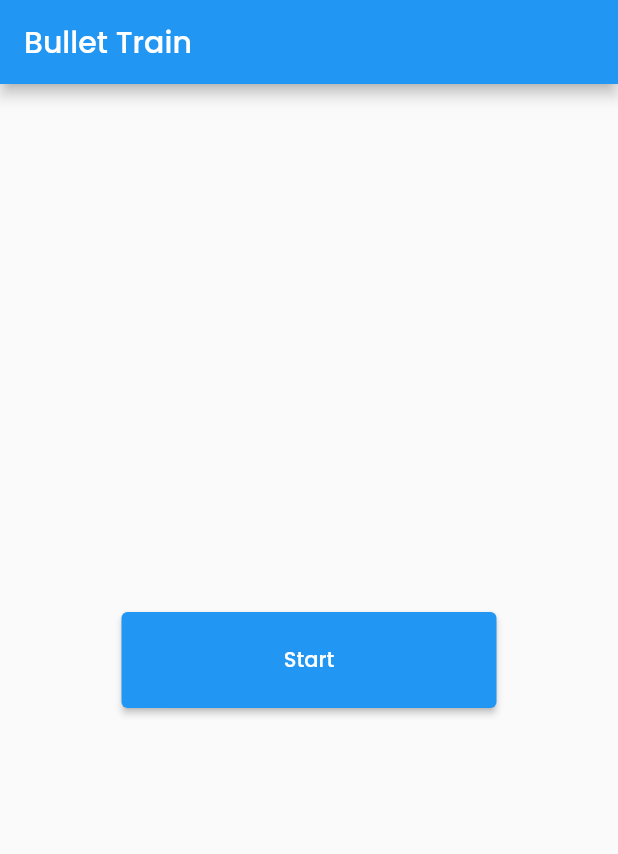
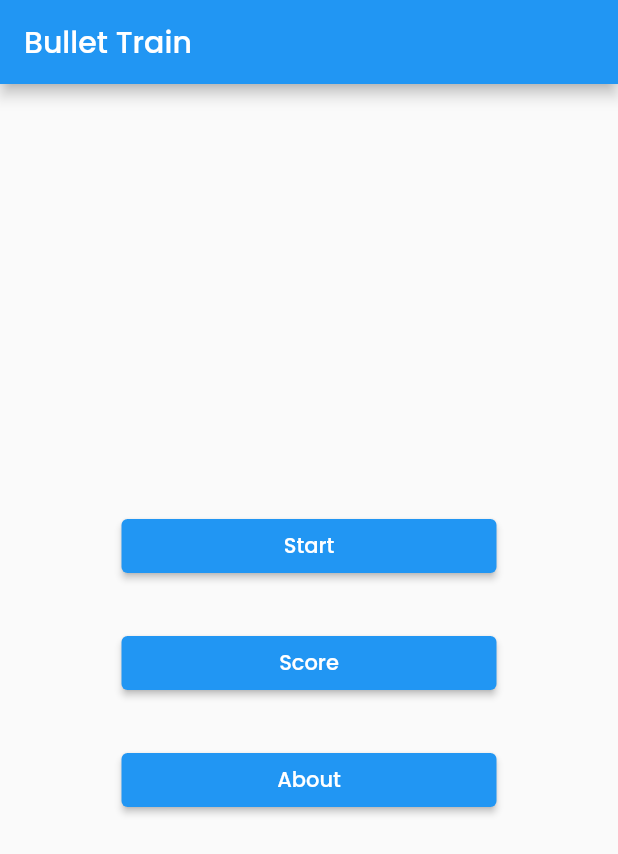
Before and after one commit to sncf-connect-tech/bullet_train, a Flutter app: the screen it shows after launch, on a phone screen of 412 x 824 dp. Shown: the top 854 px of the screen. Run offline on Flutter 3.47's test engine with Material 2 defaults, Android fonts, the phone set to English and light mode, and no system bars; our stand-ins replace audioplayers, bloc, equatable, flutter_bloc, google_fonts; missing offline and left inert: flame, flame_audio; generated files the repository leaves out were written again.

Commit message:
added two elements to menu

```diff
--- a/lib/game/bullet_train.dart
+++ b/lib/game/bullet_train.dart
@@ -8,8 +8,9 @@ import 'package:flame/game.dart';
 import 'package:flutter/services.dart';
 import 'package:flutter/widgets.dart';
 
-class VeryGoodFlameGame extends FlameGame with HasKeyboardHandlerComponents {
-  VeryGoodFlameGame({
+// ignore: deprecated_member_use
+class BulletTrain extends FlameGame with HasKeyboardHandlerComponents {
+  BulletTrain({
     required this.l10n,
     required this.effectPlayer,
     required this.theme,
--- a/lib/game/view/game_page.dart
+++ b/lib/game/view/game_page.dart
@@ -58,7 +58,7 @@ class _GameViewState extends State<GameView> {
   Widget build(BuildContext context) {
     final theme = Theme.of(context);
     _game ??= widget.game ??
-        VeryGoodFlameGame(
+        BulletTrain(
           l10n: context.l10n,
           effectPlayer: context.read<AudioCubit>().effectPlayer,
           theme: theme.extension<GameTheme>()!,
--- a/lib/loading/view/loading_page.dart
+++ b/lib/loading/view/loading_page.dart
@@ -1,6 +1,6 @@
 import 'package:bullet_train/l10n/l10n.dart';
 import 'package:bullet_train/loading/loading.dart';
-import 'package:bullet_train/title/title.dart';
+import 'package:bullet_train/menu/view/menu_page.dart';
 import 'package:flutter/material.dart';
 import 'package:flutter_bloc/flutter_bloc.dart';
 
@@ -18,7 +18,7 @@ class _LoadingPageState extends State<LoadingPage> {
     if (!mounted) {
       return;
     }
-    await navigator.pushReplacement<void, void>(TitlePage.route());
+    await navigator.pushReplacement<void, void>(MenuPage.route());
   }
 
   @override
--- /dev/null
+++ b/lib/menu/components/navigation_button.dart
@@ -0,0 +1,22 @@
+import 'package:flutter/material.dart';
+
+class NavigationButton extends StatelessWidget {
+  final String title;
+  final VoidCallback onPressed;
+
+  const NavigationButton({
+    required this.title,
+    required this.onPressed,
+    super.key,
+  });
+
+  @override
+  Widget build(BuildContext context) {
+    return ElevatedButton(
+      onPressed: onPressed,
+      child: Center(
+        child: Text(title),
+      ),
+    );
+  }
+}
--- /dev/null
+++ b/lib/menu/view/menu_page.dart
@@ -0,0 +1,61 @@
+import 'package:bullet_train/game/game.dart';
+import 'package:bullet_train/l10n/l10n.dart';
+import 'package:bullet_train/menu/components/navigation_button.dart';
+import 'package:flutter/material.dart';
+
+class MenuPage extends StatelessWidget {
+  const MenuPage({super.key});
+
+  static Route<void> route() {
+    return MaterialPageRoute<void>(
+      builder: (_) => const MenuPage(),
+    );
+  }
+
+  @override
+  Widget build(BuildContext context) {
+    final l10n = context.l10n;
+
+    return Scaffold(
+      appBar: AppBar(
+        title: Text(l10n.menuAppBarTitle),
+      ),
+      body: const SafeArea(child: MenuView()),
+    );
+  }
+}
+
+class MenuView extends StatelessWidget {
+  const MenuView({super.key});
+
+  @override
+  Widget build(BuildContext context) {
+    final l10n = context.l10n;
+
+    return Center(
+      child: SizedBox(
+        width: 250,
+        height: 200,
+        child: Column(
+          children: [
+            // FIXME: ajouter un bouton pour lancer le jeu
+            NavigationButton(
+              onPressed: () => Navigator.of(context).push(GamePage.route()),
+              title: l10n.menuButtonStart,
+            ),
+            const SizedBox(height: 30),
+            NavigationButton(
+              onPressed: () {/* TODO: ScorePage */},
+              title: l10n.menuButtonScore,
+            ),
+            const SizedBox(height: 30),
+            NavigationButton(
+              onPressed: () {/* TODO: AboutPage */},
+              title: l10n.menuButtonAbout,
+            ),
+          ],
+        ),
+      ),
+    );
+  }
+}
--- /dev/null
+++ b/lib/menu/view/view.dart
@@ -0,0 +1 @@
+export 'menu_page.dart';
--- a/lib/title/view/title_page.dart
+++ /dev/null
@@ -1,47 +0,0 @@
-import 'package:bullet_train/game/game.dart';
-import 'package:bullet_train/l10n/l10n.dart';
-import 'package:flutter/material.dart';
-
-class TitlePage extends StatelessWidget {
-  const TitlePage({super.key});
-
-  static Route<void> route() {
-    return MaterialPageRoute<void>(
-      builder: (_) => const TitlePage(),
-    );
-  }
-
-  @override
-  Widget build(BuildContext context) {
-    final l10n = context.l10n;
-
-    return Scaffold(
-      appBar: AppBar(
-        title: Text(l10n.titleAppBarTitle),
-      ),
-      body: const SafeArea(child: TitleView()),
-    );
-  }
-}
-
-class TitleView extends StatelessWidget {
-  const TitleView({super.key});
-
-  @override
-  Widget build(BuildContext context) {
-    final l10n = context.l10n;
-
-    return Center(
-      child: SizedBox(
-        width: 250,
-        height: 64,
-        child: ElevatedButton(
-          onPressed: () {
-            Navigator.of(context).pushReplacement<void, void>(GamePage.route());
-          },
-          child: Center(child: Text(l10n.titleButtonStart)),
-        ),
-      ),
-    );
-  }
-}
--- a/lib/title/view/view.dart
+++ /dev/null
@@ -1 +0,0 @@
-export 'title_page.dart';
```
Also changed, not shown: lib/l10n/arb/app_en.arb (+14 -6 lines), lib/menu/title.dart (renamed from lib/title/title.dart), 1 other file.
